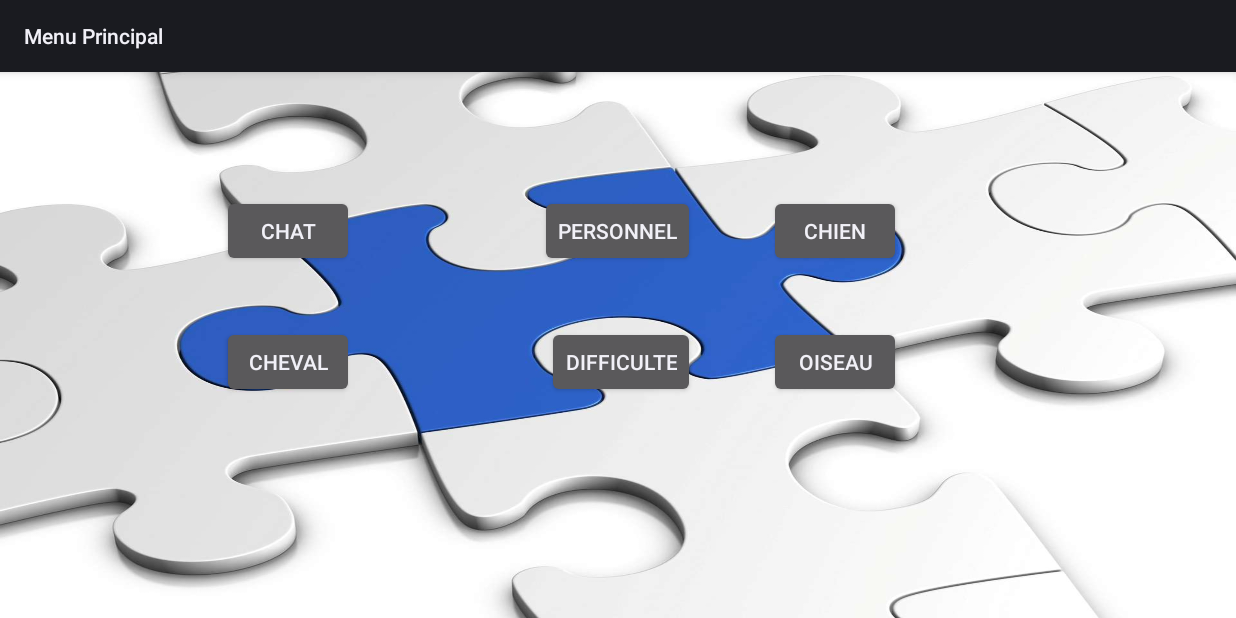
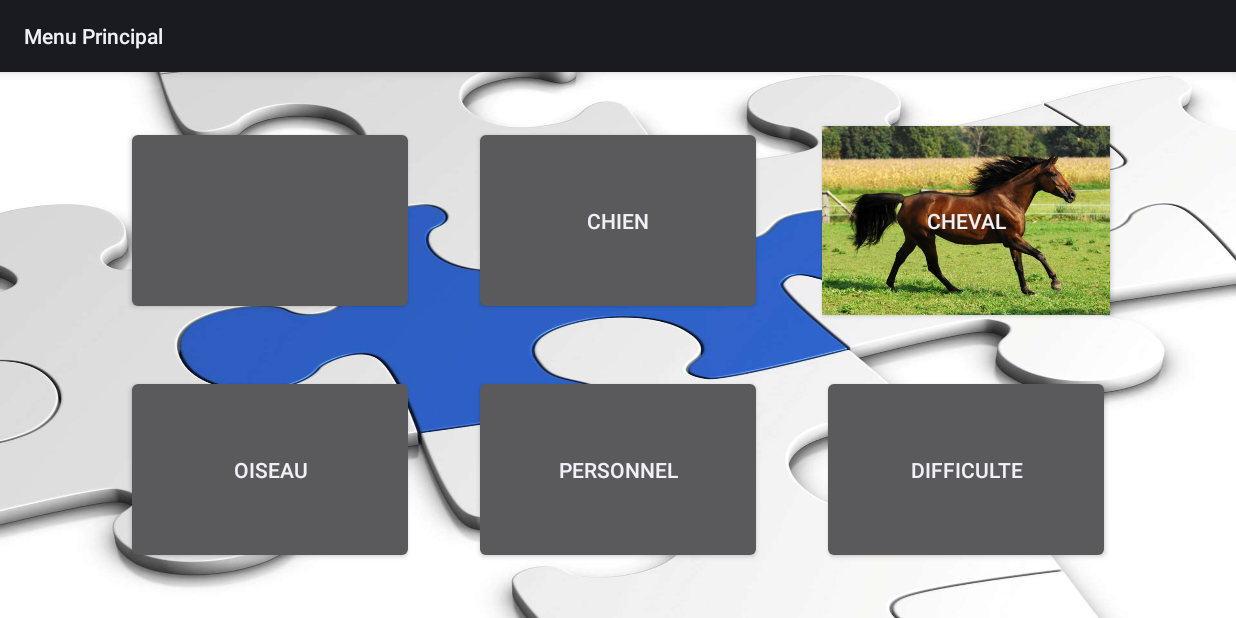
Before and after one commit to vicard/android-stromboni-puzzle, an Android app: the Game_menu screen opened directly, with no data from a screen before it, on a phone screen of 824 x 412 dp (held sideways). Run offline under Robolectric (Android 15) with nearby library versions, the phone set to English and light mode, and no system bars.

Commit message:
Ajustement interface menu.

```diff
--- a/app/src/main/res/layout/activity_game_menu.xml
+++ b/app/src/main/res/layout/activity_game_menu.xml
@@ -9,62 +9,79 @@
     tools:context="com.bravelittlescientist.android_puzzle_view.Game_menu"
     android:background="@drawable/backgroundlaunch">
 
+<LinearLayout
+    android:layout_width="fill_parent"
+    android:layout_height="fill_parent"
+    android:orientation="vertical">
+
+    <LinearLayout
+        android:layout_width="fill_parent"
+        android:layout_height="fill_parent"
+        android:layout_weight="0.5"
+        android:orientation="horizontal">
 
     <Button
-        android:layout_width="wrap_content"
-        android:layout_height="wrap_content"
-        android:text="Chat"
+        android:layout_width="fill_parent"
+        android:layout_height="fill_parent"
         android:id="@+id/button"
-        android:layout_alignParentTop="true"
-        android:layout_alignParentLeft="true"
-        android:layout_marginLeft="84dp"
-        android:layout_marginTop="66dp"
-        android:onClick="launchChat" />
+        android:onClick="launchChat"
+        android:layout_weight="0.3"
+        android:layout_margin="20dp"
+        />
 
     <Button
-        android:layout_width="wrap_content"
-        android:layout_height="wrap_content"
+        android:layout_width="fill_parent"
+        android:layout_height="fill_parent"
         android:text="Chien"
         android:id="@+id/button2"
-        android:layout_above="@+id/button3"
-        android:layout_toRightOf="@+id/button5"
-        android:layout_marginLeft="49dp"
-        android:onClick="launchChien"/>
+        android:onClick="launchChien"
+        android:layout_weight="0.3"
+        android:layout_margin="20dp"/>
 
     <Button
-        android:layout_width="wrap_content"
-        android:layout_height="wrap_content"
+        android:layout_width="fill_parent"
+        android:layout_height="fill_parent"
         android:text="Cheval"
         android:id="@+id/button3"
-        android:layout_below="@+id/button"
-        android:layout_alignLeft="@+id/button"
-        android:layout_marginTop="39dp"
-        android:onClick="launchCheval"/>
+        android:onClick="launchCheval"
+        android:layout_weight="0.3"
+        android:layout_margin="20dp"
+        android:background="@drawable/cheval"/>
+    </LinearLayout>
+
+    <LinearLayout
+        android:layout_width="fill_parent"
+        android:layout_height="fill_parent"
+        android:layout_weight="0.5"
+        android:orientation="horizontal">
+    <Button
+        android:layout_width="fill_parent"
+        android:layout_height="fill_parent"
+        android:text="Oiseau"
+        android:id="@+id/button4"
+        android:onClick="launchOiseau"
+        android:layout_weight="0.3"
+        android:layout_margin="20dp"/>
 
     <Button
-        android:layout_width="wrap_content"
-        android:layout_height="wrap_content"
-        android:text="Oiseau"
-        android:id="@+id/button4"
-        android:layout_alignTop="@+id/button3"
-        android:layout_alignLeft="@+id/button2"
-        android:onClick="launchOiseau"/>
-
-    <Button
-        android:layout_width="wrap_content"
-        android:layout_height="wrap_content"
+        android:layout_width="fill_parent"
+        android:layout_height="fill_parent"
         android:text="Personnel"
         android:id="@+id/button5"
         android:onClick="launchChoice"
-        android:layout_alignTop="@+id/button2"
-        android:layout_centerHorizontal="true" />
+        android:layout_weight="0.3"
+        android:layout_margin="20dp"
+        />
 
     <Button
-        android:layout_width="wrap_content"
-        android:layout_height="wrap_content"
+        android:layout_width="fill_parent"
+        android:layout_height="fill_parent"
         android:text="Difficulte"
         android:id="@+id/button6"
-        android:layout_alignTop="@+id/button3"
-        android:layout_alignRight="@+id/button5"
-        android:onClick="launchDifficulte"/>
+        android:onClick="launchDifficulte"
+        android:layout_weight="0.3"
+        android:layout_margin="20dp"/>
+     </LinearLayout>
+</LinearLayout>
+
 </RelativeLayout>
```
Also changed, not shown: 2 other files.
